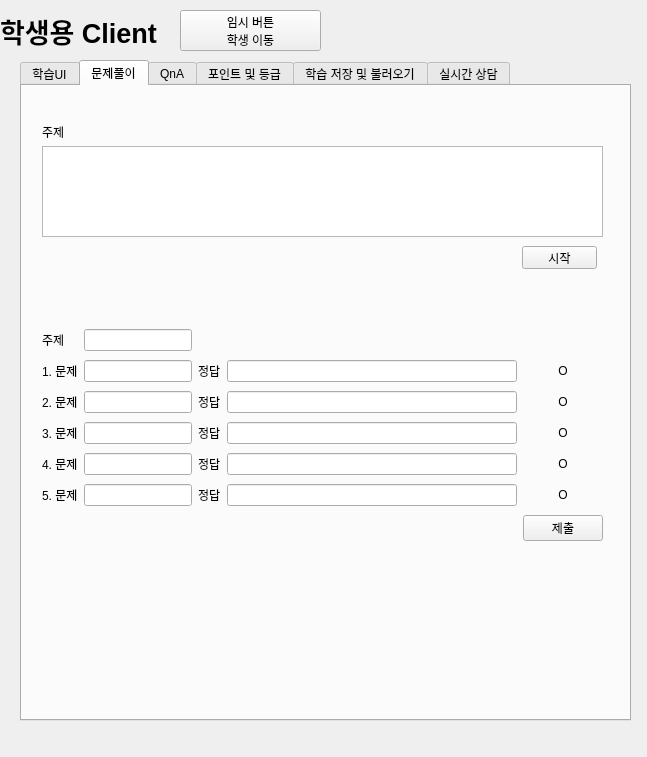
LEEHYUNDO92/edu_app, file edu.ui: the form before one commit.
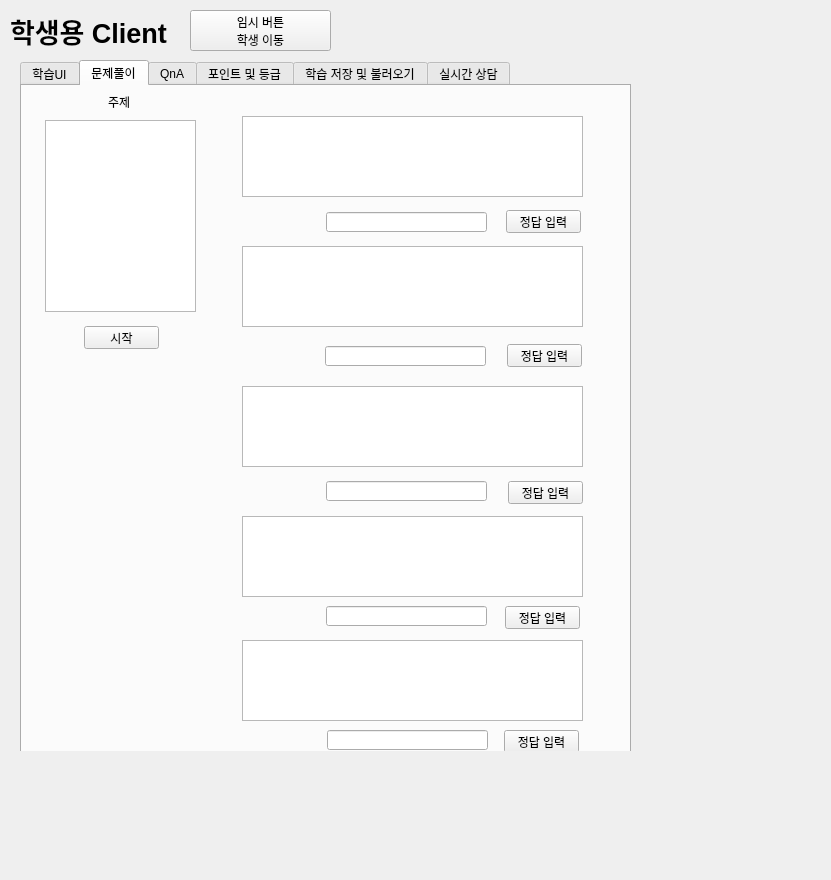
The form after the commit. The open tabs and pages were chosen to show the change.

Commit message: 로그인 및 회원가입 완료

```diff
--- a/edu.ui
+++ b/edu.ui
@@ -6,8 +6,8 @@
    <rect>
     <x>0</x>
     <y>0</y>
-    <width>647</width>
-    <height>757</height>
+    <width>831</width>
+    <height>880</height>
    </rect>
   </property>
   <property name="windowTitle">
@@ -16,7 +16,7 @@
   <widget class="QStackedWidget" name="stackedWidget">
    <property name="geometry">
     <rect>
-     <x>0</x>
+     <x>10</x>
      <y>0</y>
      <width>641</width>
      <height>751</height>
@@ -326,6 +326,105 @@
         </property>
        </widget>
       </item>
+      <item row="0" column="1">
+       <widget class="QLineEdit" name="id_edit">
+        <property name="font">
+         <font>
+          <pointsize>13</pointsize>
+         </font>
+        </property>
+        <property name="text">
+         <string>이현도</string>
+        </property>
+       </widget>
+      </item>
+      <item row="1" column="0">
+       <widget class="QLabel" name="label_12">
+        <property name="font">
+         <font>
+          <pointsize>13</pointsize>
+         </font>
+        </property>
+        <property name="text">
+         <string>비밀번호</string>
+        </property>
+        <property name="alignment">
+         <set>Qt::AlignCenter</set>
+        </property>
+       </widget>
+      </item>
+      <item row="5" column="2">
+       <widget class="QPushButton" name="sign_btn">
+        <property name="font">
+         <font>
+          <pointsize>13</pointsize>
+         </font>
+        </property>
+        <property name="text">
+         <string>가입하기</string>
+        </property>
+       </widget>
+      </item>
+      <item row="4" column="1">
+       <widget class="QGroupBox" name="auth_group">
+        <property name="title">
+         <string/>
+        </property>
+        <widget class="QRadioButton" name="student_radio">
+         <property name="geometry">
+          <rect>
+           <x>0</x>
+           <y>0</y>
+           <width>47</width>
+           <height>20</height>
+          </rect>
+         </property>
+         <property name="text">
+          <string>학생</string>
+         </property>
+        </widget>
+        <widget class="QRadioButton" name="teacher_radio">
+         <property name="geometry">
+          <rect>
+           <x>80</x>
+           <y>0</y>
+           <width>47</width>
+           <height>20</height>
+          </rect>
+         </property>
+         <property name="text">
+          <string>선생</string>
+         </property>
+        </widget>
+       </widget>
+      </item>
+      <item row="3" column="0">
+       <widget class="QLabel" name="label_24">
+        <property name="font">
+         <font>
+          <pointsize>13</pointsize>
+         </font>
+        </property>
+        <property name="text">
+         <string>이름</string>
+        </property>
+        <property name="alignment">
+         <set>Qt::AlignCenter</set>
+        </property>
+       </widget>
+      </item>
+      <item row="3" column="1">
+       <widget class="QLineEdit" name="name_edit">
+        <property name="font">
+         <font>
+          <pointsize>13</pointsize>
+         </font>
+        </property>
+        <property name="text">
+         <string>123</string>
+        </property>
+       </widget>
+      </item>
      </layout>
     </widget>
    </widget>
@@ -642,10 +741,10 @@
     <widget class="QTabWidget" name="tabWidget_2">
      <property name="geometry">
       <rect>
-       <x>20</x>
+       <x>10</x>
        <y>60</y>
        <width>611</width>
-       <height>661</height>
+       <height>731</height>
       </rect>
      </property>
      <property name="currentIndex">
@@ -663,8 +762,8 @@
       <widget class="QLabel" name="label_18">
        <property name="geometry">
         <rect>
-         <x>20</x>
-         <y>40</y>
+         <x>86</x>
+         <y>10</y>
          <width>56</width>
          <height>12</height>
         </rect>
@@ -673,207 +772,11 @@
         <string>주제</string>
        </property>
       </widget>
-      <widget class="QListWidget" name="student_qna_title_list">
+      <widget class="QPushButton" name="quiz_start_btn">
        <property name="geometry">
         <rect>
-         <x>20</x>
-         <y>60</y>
-         <width>561</width>
-         <height>91</height>
-        </rect>
-       </property>
-      </widget>
-      <widget class="QWidget" name="gridLayoutWidget_4">
-       <property name="geometry">
-        <rect>
-         <x>20</x>
+         <x>62</x>
          <y>240</y>
-         <width>561</width>
-         <height>221</height>
-        </rect>
-       </property>
-       <layout class="QGridLayout" name="gridLayout_4">
-        <item row="3" column="1" colspan="2">
-         <widget class="QLineEdit" name="student_qna_edit3_2"/>
-        </item>
-        <item row="2" column="0">
-         <widget class="QLabel" name="label_24">
-          <property name="text">
-           <string>2. 문제</string>
-          </property>
-         </widget>
-        </item>
-        <item row="1" column="0">
-         <widget class="QLabel" name="label_25">
-          <property name="text">
-           <string>1. 문제</string>
-          </property>
-         </widget>
-        </item>
-        <item row="4" column="1" colspan="2">
-         <widget class="QLineEdit" name="student_qna_edit4"/>
-        </item>
-        <item row="5" column="0">
-         <widget class="QLabel" name="label_27">
-          <property name="text">
-           <string>5. 문제</string>
-          </property>
-         </widget>
-        </item>
-        <item row="2" column="1" colspan="2">
-         <widget class="QLineEdit" name="student_qna_edit2_2"/>
-        </item>
-        <item row="1" column="3">
-         <widget class="QLabel" name="label_28">
-          <property name="text">
-           <string>정답</string>
-          </property>
-         </widget>
-        </item>
-        <item row="2" column="3">
-         <widget class="QLabel" name="label_29">
-          <property name="text">
-           <string>정답</string>
-          </property>
-         </widget>
-        </item>
-        <item row="3" column="3">
-         <widget class="QLabel" name="label_30">
-          <property name="text">
-           <string>정답</string>
-          </property>
-         </widget>
-        </item>
-        <item row="3" column="0">
-         <widget class="QLabel" name="label_31">
-          <property name="text">
-           <string>3. 문제</string>
-          </property>
-         </widget>
-        </item>
-        <item row="0" column="0">
-         <widget class="QLabel" name="label_32">
-          <property name="text">
-           <string>주제</string>
-          </property>
-         </widget>
-        </item>
-        <item row="3" column="4">
-         <widget class="QLineEdit" name="student_qna_answer_edit3"/>
-        </item>
-        <item row="4" column="0">
-         <widget class="QLabel" name="label_33">
-          <property name="text">
-           <string>4. 문제</string>
-          </property>
-         </widget>
-        </item>
-        <item row="4" column="3">
-         <widget class="QLabel" name="label_34">
-          <property name="text">
-           <string>정답</string>
-          </property>
-         </widget>
-        </item>
-        <item row="5" column="3">
-         <widget class="QLabel" name="label_36">
-          <property name="text">
-           <string>정답</string>
-          </property>
-         </widget>
-        </item>
-        <item row="5" column="1" colspan="2">
-         <widget class="QLineEdit" name="student_qna_edit5"/>
-        </item>
-        <item row="6" column="5">
-         <widget class="QPushButton" name="student_qna_send_btn">
-          <property name="text">
-           <string>제출</string>
-          </property>
-         </widget>
-        </item>
-        <item row="6" column="1">
-         <widget class="QLabel" name="label_37">
-          <property name="text">
-           <string/>
-          </property>
-         </widget>
-        </item>
-        <item row="1" column="1" colspan="2">
-         <widget class="QLineEdit" name="student_qna_edit1"/>
-        </item>
-        <item row="2" column="4">
-         <widget class="QLineEdit" name="student_qna_answer_edit2"/>
-        </item>
-        <item row="0" column="1" colspan="2">
-         <widget class="QLineEdit" name="student_qna_title_edit"/>
-        </item>
-        <item row="1" column="4">
-         <widget class="QLineEdit" name="student_qna_answer_edit1"/>
-        </item>
-        <item row="5" column="4">
-         <widget class="QLineEdit" name="student_qna_answer_edit5"/>
-        </item>
-        <item row="4" column="4">
-         <widget class="QLineEdit" name="student_qna_answer_edit4"/>
-        </item>
-        <item row="1" column="5">
-         <widget class="QLabel" name="student_qna_check_edit1">
-          <property name="text">
-           <string>O</string>
-          </property>
-          <property name="alignment">
-           <set>Qt::AlignCenter</set>
-          </property>
-         </widget>
-        </item>
-        <item row="2" column="5">
-         <widget class="QLabel" name="student_qna_check_edit2">
-          <property name="text">
-           <string>O</string>
-          </property>
-          <property name="alignment">
-           <set>Qt::AlignCenter</set>
-          </property>
-         </widget>
-        </item>
-        <item row="3" column="5">
-         <widget class="QLabel" name="student_qna_check_edit3">
-          <property name="text">
-           <string>O</string>
-          </property>
-          <property name="alignment">
-           <set>Qt::AlignCenter</set>
-          </property>
-         </widget>
-        </item>
-        <item row="4" column="5">
-         <widget class="QLabel" name="student_qna_check_edit4">
-          <property name="text">
-           <string>O</string>
-          </property>
-          <property name="alignment">
-           <set>Qt::AlignCenter</set>
-          </property>
-         </widget>
-        </item>
-        <item row="5" column="5">
-         <widget class="QLabel" name="student_qna_check_edit5">
-          <property name="text">
-           <string>O</string>
-          </property>
-          <property name="alignment">
-           <set>Qt::AlignCenter</set>
-          </property>
-         </widget>
-        </item>
-       </layout>
-      </widget>
-      <widget class="QPushButton" name="pushButton">
-       <property name="geometry">
-        <rect>
-         <x>500</x>
-         <y>160</y>
          <width>75</width>
          <height>23</height>
         </rect>
@@ -882,6 +785,181 @@
         <string>시작</string>
        </property>
       </widget>
+      <widget class="QListWidget" name="student_quiz_content_1">
+       <property name="geometry">
+        <rect>
+         <x>220</x>
+         <y>30</y>
+         <width>341</width>
+         <height>81</height>
+        </rect>
+       </property>
+      </widget>
+      <widget class="QLineEdit" name="student_qna_answer_edit1">
+       <property name="geometry">
+        <rect>
+         <x>304</x>
+         <y>126</y>
+         <width>161</width>
+         <height>20</height>
+        </rect>
+       </property>
+      </widget>
+      <widget class="QPushButton" name="quiz_insert_btn1">
+       <property name="geometry">
+        <rect>
+         <x>484</x>
+         <y>124</y>
+         <width>75</width>
+         <height>23</height>
+        </rect>
+       </property>
+       <property name="text">
+        <string>정답 입력</string>
+       </property>
+      </widget>
+      <widget class="QListWidget" name="student_quiz_content_2">
+       <property name="geometry">
+        <rect>
+         <x>220</x>
+         <y>160</y>
+         <width>341</width>
+         <height>81</height>
+        </rect>
+       </property>
+      </widget>
+      <widget class="QLineEdit" name="student_qna_answer_edit1_2">
+       <property name="geometry">
+        <rect>
+         <x>303</x>
+         <y>260</y>
+         <width>161</width>
+         <height>20</height>
+        </rect>
+       </property>
+      </widget>
+      <widget class="QPushButton" name="quiz_insert_btn2">
+       <property name="geometry">
+        <rect>
+         <x>485</x>
+         <y>258</y>
+         <width>75</width>
+         <height>23</height>
+        </rect>
+       </property>
+       <property name="text">
+        <string>정답 입력</string>
+       </property>
+      </widget>
+      <widget class="QListWidget" name="student_quiz_content_3">
+       <property name="geometry">
+        <rect>
+         <x>220</x>
+         <y>300</y>
+         <width>341</width>
+         <height>81</height>
+        </rect>
+       </property>
+      </widget>
+      <widget class="QLineEdit" name="student_qna_answer_edit1_3">
+       <property name="geometry">
+        <rect>
+         <x>304</x>
+         <y>395</y>
+         <width>161</width>
+         <height>20</height>
+        </rect>
+       </property>
+      </widget>
+      <widget class="QPushButton" name="quiz_insert_btn3">
+       <property name="geometry">
+        <rect>
+         <x>486</x>
+         <y>395</y>
+         <width>75</width>
+         <height>23</height>
+        </rect>
+       </property>
+       <property name="text">
+        <string>정답 입력</string>
+       </property>
+      </widget>
+      <widget class="QListWidget" name="student_quiz_content_4">
+       <property name="geometry">
+        <rect>
+         <x>220</x>
+         <y>430</y>
+         <width>341</width>
+         <height>81</height>
+        </rect>
+       </property>
+      </widget>
+      <widget class="QLineEdit" name="student_qna_answer_edit1_4">
+       <property name="geometry">
+        <rect>
+         <x>304</x>
+         <y>520</y>
+         <width>161</width>
+         <height>20</height>
+        </rect>
+       </property>
+      </widget>
+      <widget class="QPushButton" name="quiz_insert_btn4">
+       <property name="geometry">
+        <rect>
+         <x>483</x>
+         <y>520</y>
+         <width>75</width>
+         <height>23</height>
+        </rect>
+       </property>
+       <property name="text">
+        <string>정답 입력</string>
+       </property>
+      </widget>
+      <widget class="QListWidget" name="student_quiz_content_5">
+       <property name="geometry">
+        <rect>
+         <x>220</x>
+         <y>554</y>
+         <width>341</width>
+         <height>81</height>
+        </rect>
+       </property>
+      </widget>
+      <widget class="QLineEdit" name="student_qna_answer_edit1_5">
+       <property name="geometry">
+        <rect>
+         <x>305</x>
+         <y>644</y>
+         <width>161</width>
+         <height>20</height>
+        </rect>
+       </property>
+      </widget>
+      <widget class="QPushButton" name="quiz_insert_btn5">
+       <property name="geometry">
+        <rect>
+         <x>482</x>
+         <y>644</y>
+         <width>75</width>
+         <height>23</height>
+        </rect>
+       </property>
+       <property name="text">
+        <string>정답 입력</string>
+       </property>
+      </widget>
+      <widget class="QTableWidget" name="tableWidget">
+       <property name="geometry">
+        <rect>
+         <x>23</x>
+         <y>34</y>
+         <width>151</width>
+         <height>192</height>
+        </rect>
+       </property>
+      </widget>
      </widget>
      <widget class="QWidget" name="tab_8">
       <attribute name="title">
```
Left out of the diff: 231 changed lines with no effect on the pictures. The commit also changes 2 other files.
